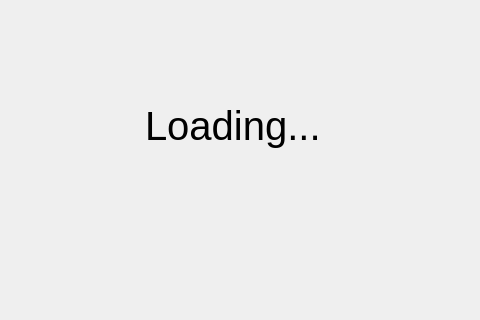
First picture: the form in gui/project/src/loadingwindow.ui, repository cpp-park-vk-education/2023_1_HAC, before the edit; both pictures show x 165 to 645 and y 0 to 320 of the 800 by 600 pixel window.
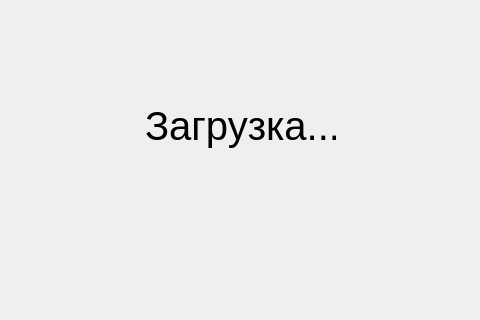
Second picture: the form after the edit.

What changed in the file:
```diff
--- a/gui/project/src/loadingwindow.ui
+++ b/gui/project/src/loadingwindow.ui
@@ -42,7 +42,7 @@
     </font>
    </property>
    <property name="text">
-    <string>Loading...</string>
+    <string>Загрузка...</string>
    </property>
   </widget>
   <widget class="QProgressBar" name="progressBar">
```
